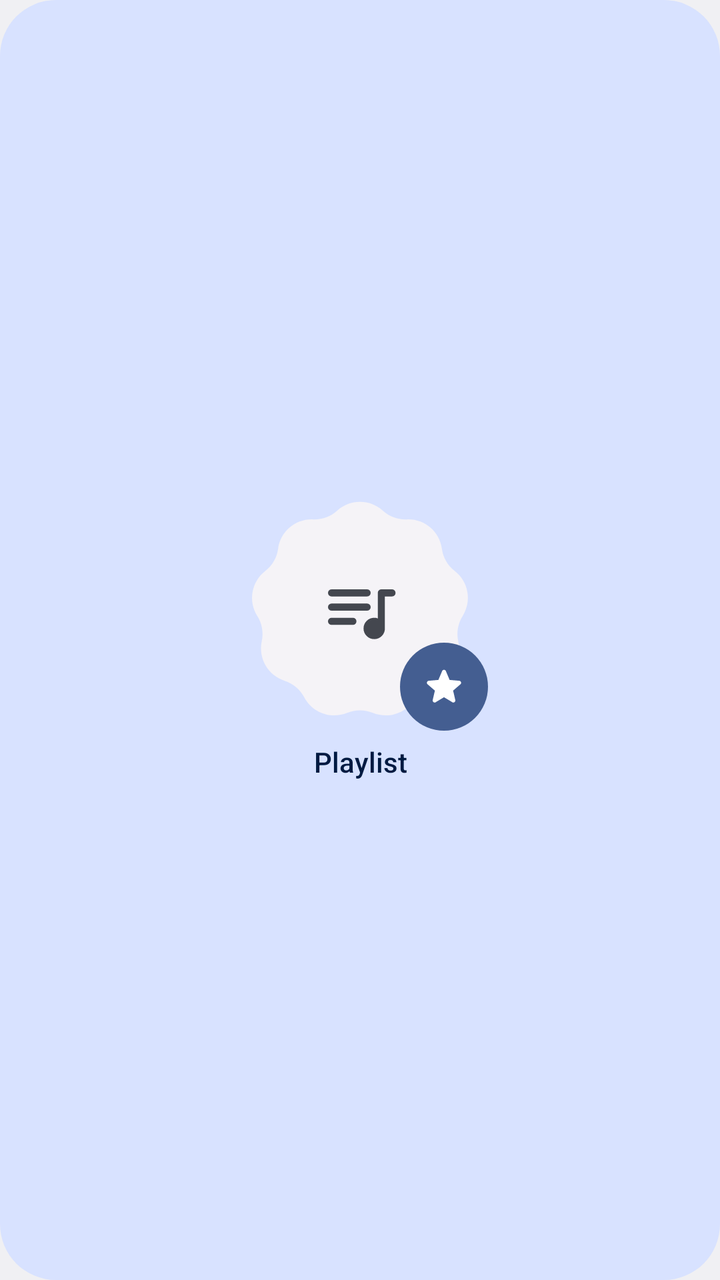
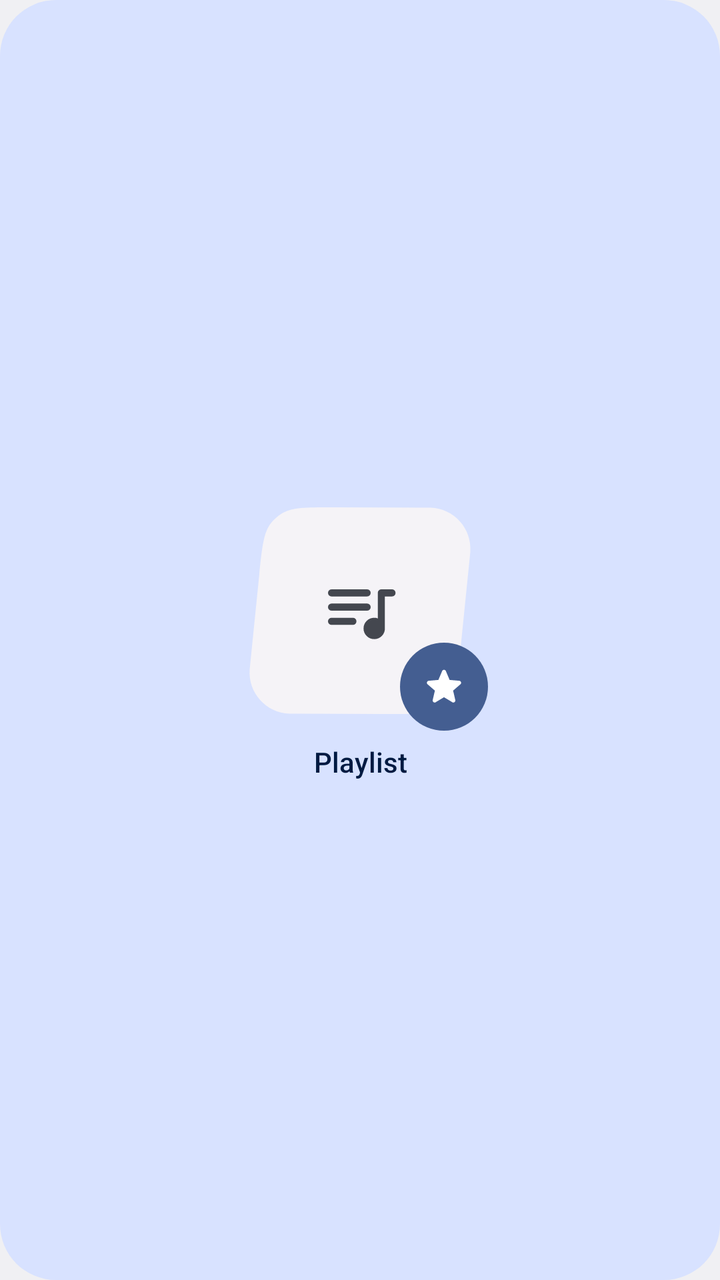

Before-and-after screenshots of an Android layout around one commit, followed by the original layout XML and the change that was made.
<!-- AndroidManifest.xml: application theme Theme.Music -->
<!-- res/layout/widget_playlist_starred.xml -->
<?xml version="1.0" encoding="utf-8"?>
<LinearLayout xmlns:android="http://schemas.android.com/apk/res/android"
    android:id="@+id/widget_root"
    android:layout_width="match_parent"
    android:layout_height="match_parent"
    android:background="@drawable/widget_background_container"
    android:gravity="center"
    android:orientation="vertical"
    android:padding="12dp">

    <FrameLayout
        android:layout_width="wrap_content"
        android:layout_height="wrap_content">

        <ImageView
            android:id="@+id/widget_cover"
            android:layout_width="112dp"
            android:layout_height="112dp"
            android:layout_marginStart="8dp"
            android:layout_marginEnd="8dp"
            android:layout_marginBottom="4dp"
            android:importantForAccessibility="no"
            android:scaleType="fitCenter"
            android:src="@drawable/widget_cookie_empty" />

        <ImageView
            android:id="@+id/widget_play"
            android:layout_width="44dp"
            android:layout_height="44dp"
            android:layout_gravity="bottom|end"
            android:background="@drawable/widget_button_primary_circle"
            android:contentDescription="@string/content_description_play"
            android:padding="10dp"
            android:src="@drawable/ic_star_filled"
            android:tint="@color/widget_on_primary" />
    </FrameLayout>

    <TextView
        android:id="@+id/widget_title"
        android:layout_width="match_parent"
        android:layout_height="wrap_content"
        android:layout_marginTop="6dp"
        android:gravity="center"
        android:text="@string/label_widget_playlist"
        android:textSize="14sp"
            android:ellipsize="end"
            android:fontFamily="sans-serif-medium"
            android:maxLines="1"
            android:textColor="@color/widget_on_primary_container" />

    <TextView
        android:id="@+id/widget_text"
        android:layout_width="match_parent"
        android:layout_height="wrap_content"
        android:gravity="center"
        android:textSize="12sp"
        android:visibility="gone"
            android:ellipsize="end"
            android:maxLines="1"
            android:textColor="@color/widget_on_surface_variant" />
</LinearLayout>
<!-- resources referenced by this layout -->
<resources>
  <color name="widget_on_primary">@android:color/system_on_primary_light</color>
  <color name="widget_on_primary_container">@android:color/system_on_primary_container_light</color>
  <color name="widget_on_surface_variant">@android:color/system_on_surface_variant_light</color>
  <!-- drawable ic_star_filled (drawable) -->
  <vector xmlns:android="http://schemas.android.com/apk/res/android"
      android:width="24dp"
      android:height="24dp"
      android:viewportWidth="960"
      android:viewportHeight="960">
    <path
        android:fillColor="@android:color/white"
        android:pathData="M480,691L314,791Q303,798 291,797Q279,796 270,789Q261,782 256,771.5Q251,761 254,748L298,559L151,432Q141,423 138.5,411.5Q136,400 140,389Q144,378 152,371Q160,364 174,362L368,345L443,167Q448,155 458.5,149Q469,143 480,143Q491,143 501.5,149Q512,155 517,167L592,345L786,362Q800,364 808,371Q816,378 820,389Q824,400 821.5,411.5Q819,423 809,432L662,559L706,748Q709,761 704,771.5Q699,782 690,789Q681,796 669,797Q657,798 646,791L480,691Z"/>
  </vector>
  <!-- drawable widget_background_container (drawable) -->
  <?xml version="1.0" encoding="utf-8"?>
  <ripple xmlns:android="http://schemas.android.com/apk/res/android" android:color="?android:attr/colorControlHighlight">
      <item>
          <shape android:shape="rectangle">
              <corners android:radius="@android:dimen/system_app_widget_background_radius" />
              <solid android:color="@color/widget_primary_container" />
          </shape>
      </item>
  </ripple>
  <!-- drawable widget_button_primary_circle (drawable) -->
  <?xml version="1.0" encoding="utf-8"?>
  <ripple xmlns:android="http://schemas.android.com/apk/res/android" android:color="?android:attr/colorControlHighlight">
      <item>
          <shape android:shape="oval">
              <solid android:color="@color/widget_primary" />
          </shape>
      </item>
  </ripple>
  <!-- drawable widget_cookie_empty (drawable) -->
  <?xml version="1.0" encoding="utf-8"?>
  <layer-list xmlns:android="http://schemas.android.com/apk/res/android">
      <item android:drawable="@drawable/widget_cookie" />
      <item>
          <inset android:drawable="@drawable/widget_ic_queue_music" android:inset="31%" />
      </item>
  </layer-list>
  <string name="content_description_play">Play</string>
  <string name="label_widget_playlist">Playlist</string>
  <style name="Theme.Music" parent="@android:style/Theme.DeviceDefault.DayNight">
          <item name="android:windowActionBar">false</item>
          <item name="android:windowNoTitle">true</item>
      </style>
  <color name="widget_primary_container">@android:color/system_primary_container_light</color>
  <color name="widget_primary">@android:color/system_primary_light</color>
  <!-- drawable widget_cookie (drawable) -->
  <?xml version="1.0" encoding="utf-8"?>
  <vector xmlns:android="http://schemas.android.com/apk/res/android"
      android:width="112dp"
      android:height="112dp"
      android:viewportWidth="1"
      android:viewportHeight="1">
    <path
        android:fillColor="@color/widget_placeholder"
        android:pathData="M0.5000,0.0142 C0.5365,0.0142 0.5730,0.0273 0.6019,0.0535 C0.6313,0.0801 0.6700,0.0942 0.7096,0.0927 C0.7876,0.0897 0.8551,0.1463 0.8657,0.2237 C0.8711,0.2630 0.8916,0.2986 0.9230,0.3229 C0.9847,0.3708 1.0000,0.4576 0.9584,0.5236 C0.9372,0.5572 0.9301,0.5977 0.9385,0.6365 C0.9550,0.7128 0.9109,0.7891 0.8366,0.8130 C0.7988,0.8251 0.7673,0.8515 0.7488,0.8867 C0.7124,0.9557 0.6296,0.9858 0.5573,0.9563 C0.5206,0.9413 0.4794,0.9413 0.4427,0.9563 C0.3704,0.9858 0.2876,0.9557 0.2512,0.8867 C0.2327,0.8515 0.2012,0.8251 0.1634,0.8130 C0.0891,0.7891 0.0450,0.7128 0.0615,0.6365 C0.0699,0.5977 0.0628,0.5572 0.0416,0.5236 C0.0000,0.4576 0.0153,0.3708 0.0770,0.3229 C0.1084,0.2986 0.1289,0.2630 0.1343,0.2237 C0.1449,0.1463 0.2124,0.0897 0.2904,0.0927 C0.3300,0.0942 0.3687,0.0801 0.3981,0.0535 C0.4270,0.0273 0.4635,0.0142 0.5000,0.0142 Z"/>
  </vector>
  <color name="widget_placeholder">@android:color/system_surface_container_low_light</color>
  <!-- unchanged entries left out for length: 1 -->
</resources>

<!-- the commit's change to res/layout/widget_playlist_starred.xml (unified diff, before → after) -->
@@ -21,7 +21,7 @@
             android:layout_marginBottom="4dp"
             android:importantForAccessibility="no"
             android:scaleType="fitCenter"
-            android:src="@drawable/widget_cookie_empty" />
+            android:src="@drawable/widget_shape_empty" />
 
         <ImageView
             android:id="@+id/widget_play"
<!-- resource entries referenced after the edit -->
@@ -32,10 +32,10 @@
           </shape>
       </item>
   </ripple>
-  <!-- drawable widget_cookie_empty (drawable) -->
+  <!-- drawable widget_shape_empty (drawable) -->
   <?xml version="1.0" encoding="utf-8"?>
   <layer-list xmlns:android="http://schemas.android.com/apk/res/android">
-      <item android:drawable="@drawable/widget_cookie" />
+      <item android:drawable="@drawable/widget_shape" />
       <item>
           <inset android:drawable="@drawable/widget_ic_queue_music" android:inset="31%" />
       </item>
@@ -48,7 +48,7 @@
       </style>
   <color name="widget_primary_container">@android:color/system_primary_container_light</color>
   <color name="widget_primary">@android:color/system_primary_light</color>
-  <!-- drawable widget_cookie (drawable) -->
+  <!-- drawable widget_shape (drawable) -->
   <?xml version="1.0" encoding="utf-8"?>
   <vector xmlns:android="http://schemas.android.com/apk/res/android"
       android:width="112dp"
@@ -57,7 +57,7 @@
       android:viewportHeight="1">
     <path
         android:fillColor="@color/widget_placeholder"
-        android:pathData="M0.5000,0.0142 C0.5365,0.0142 0.5730,0.0273 0.6019,0.0535 C0.6313,0.0801 0.6700,0.0942 0.7096,0.0927 C0.7876,0.0897 0.8551,0.1463 0.8657,0.2237 C0.8711,0.2630 0.8916,0.2986 0.9230,0.3229 C0.9847,0.3708 1.0000,0.4576 0.9584,0.5236 C0.9372,0.5572 0.9301,0.5977 0.9385,0.6365 C0.9550,0.7128 0.9109,0.7891 0.8366,0.8130 C0.7988,0.8251 0.7673,0.8515 0.7488,0.8867 C0.7124,0.9557 0.6296,0.9858 0.5573,0.9563 C0.5206,0.9413 0.4794,0.9413 0.4427,0.9563 C0.3704,0.9858 0.2876,0.9557 0.2512,0.8867 C0.2327,0.8515 0.2012,0.8251 0.1634,0.8130 C0.0891,0.7891 0.0450,0.7128 0.0615,0.6365 C0.0699,0.5977 0.0628,0.5572 0.0416,0.5236 C0.0000,0.4576 0.0153,0.3708 0.0770,0.3229 C0.1084,0.2986 0.1289,0.2630 0.1343,0.2237 C0.1449,0.1463 0.2124,0.0897 0.2904,0.0927 C0.3300,0.0942 0.3687,0.0801 0.3981,0.0535 C0.4270,0.0273 0.4635,0.0142 0.5000,0.0142 Z"/>
+        android:pathData="M0.8755,0.9140 C0.8677,0.9211 0.8593,0.9274 0.8504,0.9331 C0.8046,0.9620 0.7410,0.9618 0.6138,0.9614 C0.4765,0.9609 0.3392,0.9605 0.2020,0.9601 C0.1924,0.9600 0.1877,0.9600 0.1850,0.9599 C0.0806,0.9566 0.0000,0.8671 0.0075,0.7629 C0.0077,0.7602 0.0082,0.7555 0.0091,0.7460 C0.0228,0.6111 0.0365,0.4762 0.0501,0.3414 C0.0630,0.2148 0.0694,0.1515 0.1029,0.1090 C0.1160,0.0924 0.1318,0.0782 0.1496,0.0669 C0.1954,0.0380 0.2590,0.0382 0.3862,0.0386 C0.5235,0.0391 0.6608,0.0395 0.7980,0.0399 C0.8076,0.0400 0.8123,0.0400 0.8150,0.0401 C0.9194,0.0434 1.0000,0.1329 0.9925,0.2371 C0.9923,0.2398 0.9918,0.2445 0.9909,0.2540 C0.9772,0.3889 0.9635,0.5238 0.9499,0.6586 C0.9370,0.7852 0.9306,0.8485 0.8971,0.8910 C0.8905,0.8993 0.8833,0.9070 0.8755,0.9140 Z"/>
   </vector>
   <color name="widget_placeholder">@android:color/system_surface_container_low_light</color>
   <!-- unchanged entries left out for length: 1 -->
